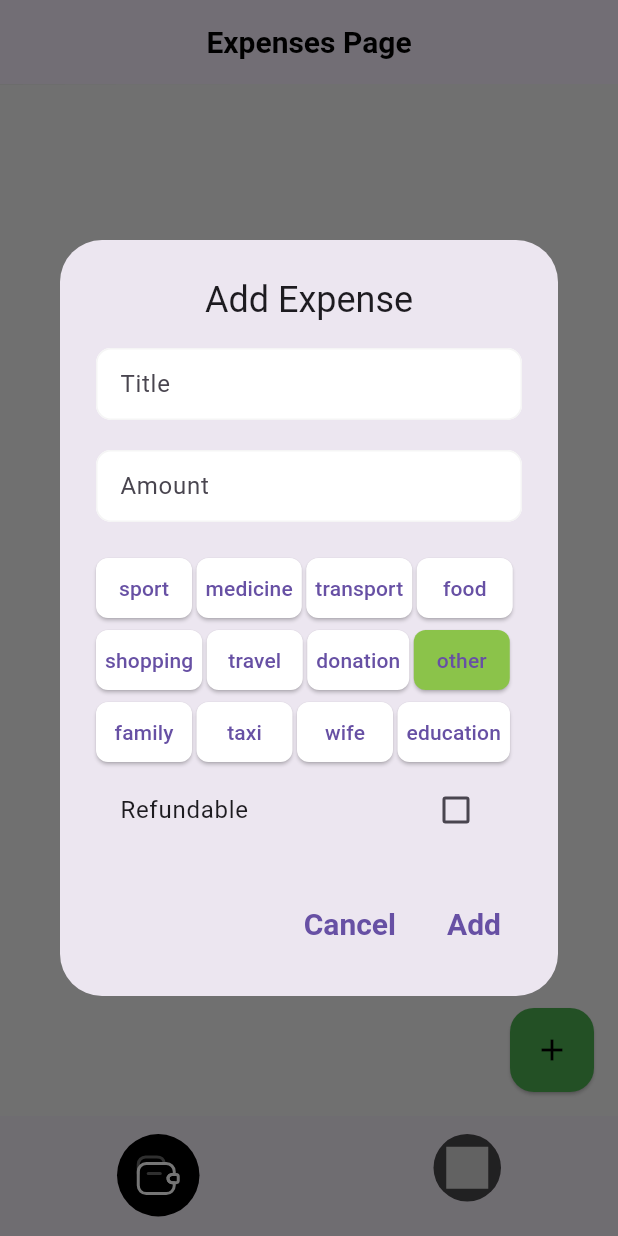
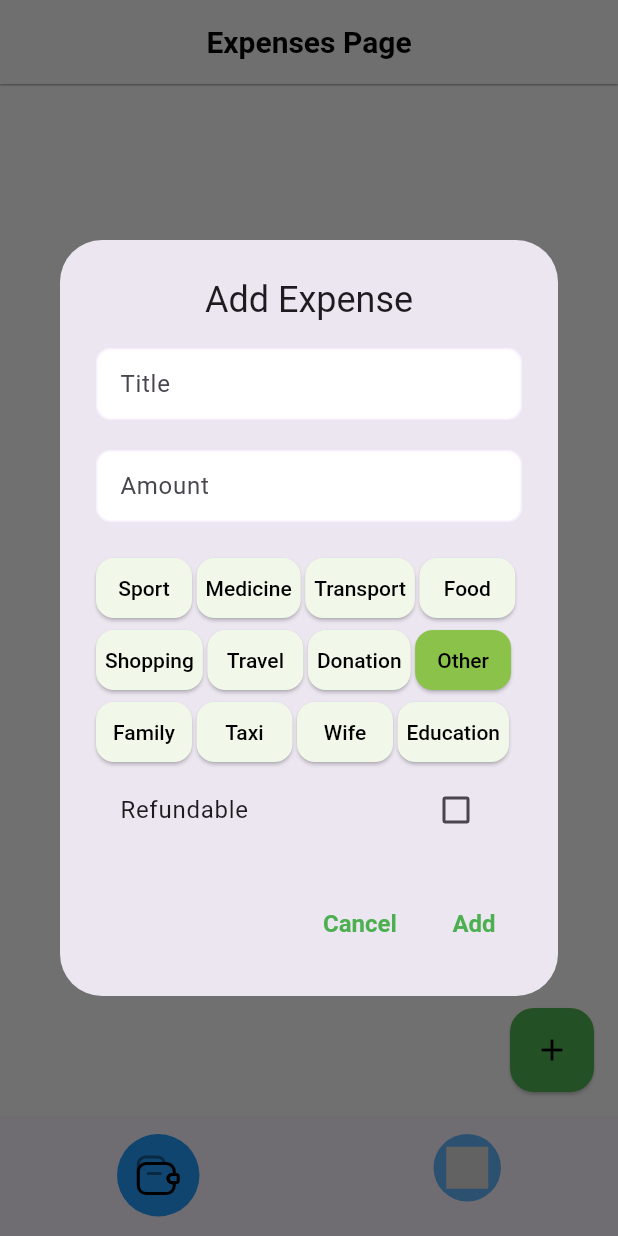
Before and after one commit to shaymardanov9704/my_finance, a Flutter app: the screen it shows after launch, after a tap on the "add" icon, on a phone screen of 412 x 824 dp. Run offline on Flutter 3.47's test engine with Material 2 defaults, Android fonts, the phone set to English and light mode, and no system bars; our stand-ins replace flutter_svg, google_fonts, hive, hive_flutter; accounts and stored records are empty.

Commit message:
fix theme colors

```diff
--- a/lib/core/utils/app_colors.dart
+++ b/lib/core/utils/app_colors.dart
@@ -9,9 +9,10 @@ class AppColors {
   static Color grey = const Color(0xFF9E9E9E);
   static Color black = const Color(0xFF000000);
   static Color background = const Color(0xFFF5F5F5);
-  static Color darkBackground = const  Color(0xFF424242);
+  static Color darkBackground = const Color(0xFF424242);
   static Color blue = const Color(0xFF2196F3);
   static Color green = const Color(0xFF4CAF50);
+  static Color lightGreen = const Color(0xFFF1F8E9);
   static Color red = const Color(0xFFF44336);
   static Color teal = const Color(0xFF009688);
   static Color pink = const Color(0xFFE91E63);
--- a/lib/core/utils/app_themes.dart
+++ b/lib/core/utils/app_themes.dart
@@ -1,6 +1,5 @@
 import 'package:flutter/material.dart';
 import 'package:my_finance/core/utils/app_colors.dart';
-import 'package:my_finance/core/utils/app_text_styles.dart';
 import 'package:my_finance/core/utils/theme_properties.dart';
 
 class AppThemes {
@@ -10,10 +9,12 @@ class AppThemes {
       primarySwatch: Colors.green,
       primaryColor: AppColors.background,
       scaffoldBackgroundColor: AppColors.background,
+      dialogBackgroundColor: AppColors.background,
       brightness: Brightness.light,
       dividerColor: Colors.transparent,
       cardTheme: ThemeProperties.card,
       iconTheme: ThemeProperties.icon,
+      textTheme: ThemeProperties.text,
       floatingActionButtonTheme: ThemeProperties.floatingActionButton,
       appBarTheme: ThemeProperties.appBar,
       inputDecorationTheme: ThemeProperties.inputDecoration,
@@ -31,6 +32,7 @@ class AppThemes {
       shadowColor: AppColors.background,
       dividerColor: Colors.transparent,
       scaffoldBackgroundColor: AppColors.darkBackground,
+      dialogBackgroundColor: AppColors.darkBackground,
       cardTheme: ThemeProperties.darkCard,
       iconTheme: ThemeProperties.darkIcon,
       appBarTheme: ThemeProperties.darkAppBar,
@@ -39,6 +41,7 @@ class AppThemes {
       bottomAppBarTheme: ThemeProperties.darkBottomAppBar,
       elevatedButtonTheme: ThemeProperties.darkElevatedButton,
       textButtonTheme: ThemeProperties.darkTextButton,
+      textTheme: ThemeProperties.text,
     );
   }
 }
--- a/lib/core/utils/theme_properties.dart
+++ b/lib/core/utils/theme_properties.dart
@@ -5,14 +5,16 @@ import 'package:my_finance/core/utils/app_text_styles.dart';
 class ThemeProperties {
   ///light theme properties
   static final card = CardTheme(
-    color: AppColors.card,
+    color: AppColors.white,
     shadowColor: AppColors.darkBackground,
   );
+
   static final icon = IconThemeData(color: AppColors.black);
+
   static final appBar = AppBarTheme(
-    elevation: 0.1,
+    elevation: 0.5,
     centerTitle: true,
-    backgroundColor: AppColors.appBarBack,
+    backgroundColor: AppColors.background,
     shadowColor: AppColors.darkBackground,
     actionsIconTheme: IconThemeData(color: AppColors.black),
     iconTheme: IconThemeData(color: AppColors.black),
@@ -21,10 +23,12 @@ class ThemeProperties {
       color: AppColors.black,
     ),
   );
+
   static final bottomAppBar = BottomAppBarTheme(
     elevation: 0.5,
     shadowColor: AppColors.darkBackground,
   );
+
   static final inputDecoration = InputDecorationTheme(
     contentPadding: const EdgeInsets.symmetric(horizontal: 12, vertical: 8),
     fillColor: Colors.white,
@@ -33,7 +37,7 @@ class ThemeProperties {
     border: OutlineInputBorder(borderRadius: BorderRadius.circular(10)),
     enabledBorder: OutlineInputBorder(
       borderRadius: BorderRadius.circular(10),
-      borderSide: BorderSide(color: AppColors.background, width: 1),
+      borderSide: BorderSide(color: AppColors.card, width: 1),
     ),
     focusedBorder: OutlineInputBorder(
       borderRadius: BorderRadius.circular(10),
@@ -44,16 +48,22 @@ class ThemeProperties {
       borderSide: BorderSide(color: AppColors.red, width: 1),
     ),
   );
-  static const floatingActionButton = FloatingActionButtonThemeData(
-    backgroundColor: Colors.green,
-    elevation: 1,
-  );
+
+  static final floatingActionButton = FloatingActionButtonThemeData(
+      backgroundColor: AppColors.green,
+      elevation: 1,
+      shape: RoundedRectangleBorder(borderRadius: BorderRadius.circular(16)));
+
   static final elevatedButton = ElevatedButtonThemeData(
     style: ElevatedButton.styleFrom(
-      backgroundColor: AppColors.card,
+      backgroundColor: AppColors.lightGreen,
       elevation: 1,
+      shape: RoundedRectangleBorder(borderRadius: BorderRadius.circular(12)),
+      textStyle: AppTextStyles.style500.copyWith(color: AppColors.green),
+      padding: const EdgeInsets.symmetric(horizontal: 6),
     ),
   );
+
   static final textButton = TextButtonThemeData(
     style: TextButton.styleFrom(
       textStyle: AppTextStyles.style600.copyWith(
@@ -63,17 +73,23 @@ class ThemeProperties {
     ),
   );
 
+  static final text = TextTheme(
+    labelLarge: AppTextStyles.style600.copyWith(color: AppColors.green),
+  );
+
   ///Dark theme properties
   static final darkCard = CardTheme(
     color: AppColors.darCard,
     shadowColor: AppColors.grey,
   );
+
   static final darkIcon = IconThemeData(color: AppColors.white);
+
   static final darkAppBar = AppBarTheme(
     elevation: 0.1,
     centerTitle: true,
     shadowColor: AppColors.background,
-    backgroundColor: AppColors.appBarDarkBack,
+    backgroundColor: AppColors.darkBackground,
     actionsIconTheme: IconThemeData(color: AppColors.white),
     iconTheme: IconThemeData(color: AppColors.white),
     titleTextStyle: AppTextStyles.style600.copyWith(
@@ -81,14 +97,17 @@ class ThemeProperties {
       color: AppColors.white,
     ),
   );
+
   static final darkBottomAppBar = BottomAppBarTheme(
     elevation: 0.5,
     shadowColor: AppColors.background,
   );
-  static const darkFloatingActionButton = FloatingActionButtonThemeData(
-    backgroundColor: Colors.green,
-    elevation: 1,
-  );
+
+  static final darkFloatingActionButton = FloatingActionButtonThemeData(
+      backgroundColor: AppColors.green,
+      elevation: 1,
+      shape: RoundedRectangleBorder(borderRadius: BorderRadius.circular(16)));
+
   static final darkInputDecoration = InputDecorationTheme(
     contentPadding: const EdgeInsets.symmetric(horizontal: 12, vertical: 8),
     fillColor: AppColors.darkBackground,
@@ -111,12 +130,17 @@ class ThemeProperties {
       borderSide: BorderSide(color: AppColors.red, width: 1),
     ),
   );
+
   static final darkElevatedButton = ElevatedButtonThemeData(
     style: ElevatedButton.styleFrom(
       backgroundColor: AppColors.darCard,
       elevation: 1,
+      shape: RoundedRectangleBorder(borderRadius: BorderRadius.circular(12)),
+      textStyle: AppTextStyles.style500.copyWith(color: AppColors.green),
+      padding: const EdgeInsets.symmetric(horizontal: 6),
     ),
   );
+
   static final darkTextButton = TextButtonThemeData(
     style: TextButton.styleFrom(
       textStyle: AppTextStyles.style600.copyWith(
@@ -125,4 +149,8 @@ class ThemeProperties {
       ),
     ),
   );
+
+  static final darkText = TextTheme(
+    labelLarge: AppTextStyles.style600.copyWith(color: AppColors.green),
+  );
 }
--- a/lib/features/debts/presentation/dialogs/debt_dialog.dart
+++ b/lib/features/debts/presentation/dialogs/debt_dialog.dart
@@ -1,9 +1,12 @@
 import 'package:flutter/material.dart';
 import 'package:intl/intl.dart';
 import 'package:my_finance/core/constants/constants.dart';
+import 'package:my_finance/core/utils/app_colors.dart';
 import 'package:my_finance/features/debts/data/models/debt.dart';
 import 'package:my_finance/features/debts/data/repository/debts_box.dart';
 import 'package:my_finance/features/skeleton/widgets/custom_text_field.dart';
+
+import '../../../../core/utils/app_text_styles.dart';
 
 class DebtDialog extends StatefulWidget {
   final Debt? debt;
@@ -144,11 +147,17 @@ class _DebtDialogState extends State<DebtDialog> {
       ),
       actions: <Widget>[
         TextButton(
-          child: const Text(kCancel),
+          child: Text(
+            kCancel,
+            style: AppTextStyles.style600.copyWith(color: AppColors.green),
+          ),
           onPressed: () => Navigator.of(context).pop(),
         ),
         TextButton(
-          child: Text(isEditing ? kSave : kAdd),
+          child: Text(
+            isEditing ? kSave : kAdd,
+            style: AppTextStyles.style600.copyWith(color: AppColors.green),
+          ),
           onPressed: () async {
             final isValid = formKey.currentState!.validate();
 
--- a/lib/features/debts/presentation/widgets/debt_widget.dart
+++ b/lib/features/debts/presentation/widgets/debt_widget.dart
@@ -18,14 +18,12 @@ class DebtWidget extends StatelessWidget {
   @override
   Widget build(BuildContext context) {
     return Card(
-      child: Theme(
-        data: Theme.of(context).copyWith(dividerColor: Colors.transparent),
       child: ExpansionTile(
         tilePadding: const EdgeInsets.symmetric(horizontal: 12, vertical: 8),
         title: Text(
           debt.borrowerName,
           maxLines: 2,
-            style: const TextStyle(fontWeight: FontWeight.bold, fontSize: 18),
+          style: AppTextStyles.style700.copyWith(fontSize: 18),
         ),
         subtitle: Text(
           "$kReturnDate: ${DateFormat(kDateFormat).format(debt.returnDate)}",
@@ -37,9 +35,8 @@ class DebtWidget extends StatelessWidget {
         ),
         trailing: Text(
           "${debt.amount} $kThousandSum",
-            style: TextStyle(
+          style: AppTextStyles.style700.copyWith(
             color: debt.isReturn ? Colors.green : Colors.red,
-              fontWeight: FontWeight.bold,
             fontSize: 16,
           ),
         ),
@@ -49,6 +46,9 @@ class DebtWidget extends StatelessWidget {
               Expanded(
                 child: TextButton.icon(
                   label: const Text(kEdit),
+                  style: TextButton.styleFrom(
+                    textStyle: AppTextStyles.style700.copyWith(color: Colors.white)
+                  ),
                   icon: const Icon(Icons.edit),
                   onPressed: () => showDialog(
                     context: context,
@@ -67,7 +67,6 @@ class DebtWidget extends StatelessWidget {
           ),
         ],
       ),
-      ),
     );
   }
 }
--- a/lib/features/expenses/presentation/dialogs/expense_dialog.dart
+++ b/lib/features/expenses/presentation/dialogs/expense_dialog.dart
@@ -1,9 +1,14 @@
 import 'package:flutter/material.dart';
 import 'package:my_finance/core/constants/constants.dart';
 import 'package:my_finance/core/constants/enums.dart';
+import 'package:my_finance/core/extentions/string_extension.dart';
+import 'package:my_finance/core/utils/app_colors.dart';
+import 'package:my_finance/core/utils/app_text_styles.dart';
 import 'package:my_finance/features/expenses/data/models/expense.dart';
 import 'package:my_finance/features/expenses/data/repository/expenses_box.dart';
+import 'package:my_finance/features/skeleton/provider/theme_provider.dart';
 import 'package:my_finance/features/skeleton/widgets/custom_text_field.dart';
+import 'package:provider/provider.dart';
 
 class ExpenseDialog extends StatefulWidget {
   final Expense? expense;
@@ -110,19 +115,19 @@ class _ExpenseDialogState extends State<ExpenseDialog> {
                         children: [
                           ElevatedButton(
                             style: ElevatedButton.styleFrom(
-                              backgroundColor: type == e.name
-                                  ? Colors.lightGreen
-                                  : Colors.white,
-                              shape: RoundedRectangleBorder(
-                                borderRadius: BorderRadius.circular(8),
-                              ),
-                              padding: const EdgeInsets.symmetric(
-                                horizontal: 6,
-                              ),
+                              backgroundColor:
+                                  type == e.name ? Colors.lightGreen : null,
                             ),
                             onPressed: () => setState(() => type = e.name),
                             child: Center(
-                              child: Text(e.name.toString()),
+                              child: Text(
+                                e.name.toString().toCamelCase(),
+                                style: AppTextStyles.style500.copyWith(
+                                  color: context.watch<ThemeProvider>().isDark
+                                      ? AppColors.white
+                                      : AppColors.black,
+                                ),
+                              ),
                             ),
                           ),
                         ],
@@ -144,11 +149,17 @@ class _ExpenseDialogState extends State<ExpenseDialog> {
       // actionsAlignment: MainAxisAlignment.center,
       actions: <Widget>[
         TextButton(
-          child: const Text('Cancel'),
+          child: Text(
+            'Cancel',
+            style: AppTextStyles.style600.copyWith(color: AppColors.green),
+          ),
           onPressed: () => Navigator.of(context).pop(),
         ),
         TextButton(
-          child: Text(isEditing ? 'Save' : 'Add'),
+          child: Text(
+            isEditing ? 'Save' : 'Add',
+            style: AppTextStyles.style600.copyWith(color: AppColors.green),
+          ),
           onPressed: () async {
             final isValid = formKey.currentState!.validate();
             if (isValid) {
--- a/lib/features/skeleton/skeleton.dart
+++ b/lib/features/skeleton/skeleton.dart
@@ -2,9 +2,10 @@ import 'package:flutter/cupertino.dart';
 import 'package:flutter/material.dart';
 import 'package:my_finance/core/utils/app_colors.dart';
 import 'package:my_finance/features/debts/presentation/pages/debts_page.dart';
-import 'package:my_finance/features/statistics/statistics_page.dart';
+import 'package:my_finance/features/skeleton/provider/theme_provider.dart';
 import 'package:my_finance/features/expenses/presentation/pages/expenses_page.dart';
 import 'package:my_finance/features/skeleton/widgets/custom_bottom_navy_bar.dart';
+import 'package:provider/provider.dart';
 
 class Skeleton extends StatefulWidget {
   const Skeleton({Key? key}) : super(key: key);
@@ -42,11 +43,11 @@ class _SkeletonState extends State<Skeleton> {
         items: [
           CustomBottomNavyBarItem(
             path: 'assets/icons/wallet.svg',
-            activeColor: AppColors.black,
+            activeColor: context.watch<ThemeProvider>().isDark?  AppColors.darkPrimary:AppColors.blue,
           ),
           CustomBottomNavyBarItem(
             path: 'assets/icons/card_transfer.svg',
-            activeColor: AppColors.black,
+            activeColor: context.watch<ThemeProvider>().isDark?  AppColors.darkPrimary:AppColors.blue,
           ),
           // CustomBottomNavyBarItem(
           //   path: 'assets/icons/statistics.svg',
--- a/lib/features/skeleton/widgets/custom_bottom_navy_bar.dart
+++ b/lib/features/skeleton/widgets/custom_bottom_navy_bar.dart
@@ -1,6 +1,8 @@
 import 'package:flutter/material.dart';
 import 'package:flutter_svg/flutter_svg.dart';
 import 'package:my_finance/core/utils/app_colors.dart';
+import 'package:my_finance/features/skeleton/provider/theme_provider.dart';
+import 'package:provider/provider.dart';
 
 class CustomBottomNavyBar extends StatelessWidget {
   const CustomBottomNavyBar({
@@ -108,7 +110,7 @@ class _ItemWidget extends StatelessWidget {
                   SvgPicture.asset(
                     item.path,
                     width: isSelected ? 32 : 28,
-                    color: AppColors.white,
+                    color: context.watch<ThemeProvider>().isDark? AppColors.white:AppColors.black,
                   ),
                 ],
               ),
```
Lines whose indentation alone changed are shown as unchanged.
